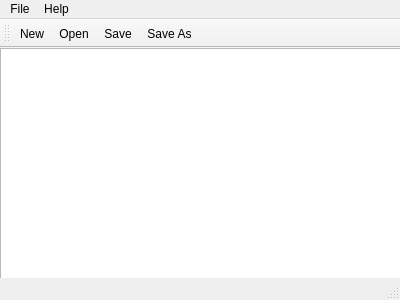
The window that notepad.ui (lzzy12/Qnotepad) describes before a commit, drawn with Qt 5.
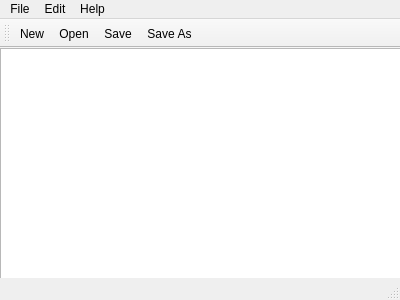
The same window after the commit. Icons and pictures are not drawn.

Diff of the .ui file:
```diff
--- a/notepad.ui
+++ b/notepad.ui
@@ -31,7 +31,7 @@
      <x>0</x>
      <y>0</y>
      <width>400</width>
-     <height>22</height>
+     <height>19</height>
     </rect>
    </property>
    <widget class="QMenu" name="menuFile">
@@ -49,7 +49,14 @@
     </property>
     <addaction name="actionAbout"/>
    </widget>
+   <widget class="QMenu" name="menuEdit">
+    <property name="title">
+     <string>Edit</string>
+    </property>
+    <addaction name="actionFont"/>
+   </widget>
    <addaction name="menuFile"/>
+   <addaction name="menuEdit"/>
    <addaction name="menuAbout"/>
   </widget>
   <widget class="QStatusBar" name="statusBar"/>
```
Left out of the diff: 5 changed lines with no effect on the pictures.
